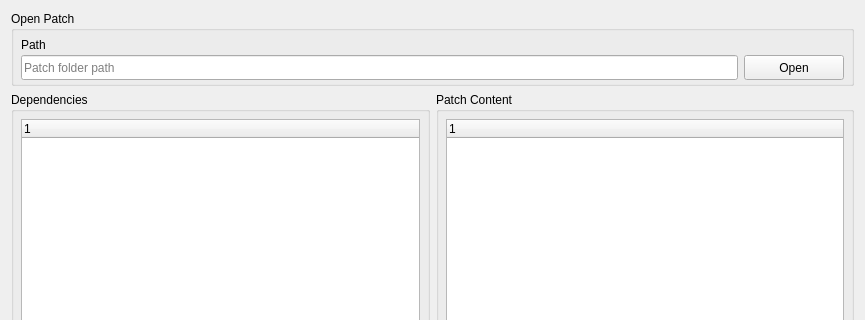
Above: PatcherGui/InstallerWidget.ui from mxprshn/databasePatcherGUI before the change; both pictures show x 0 to 865 and y 0 to 320 of the 865 by 688 pixel window. Below: the same form after it.
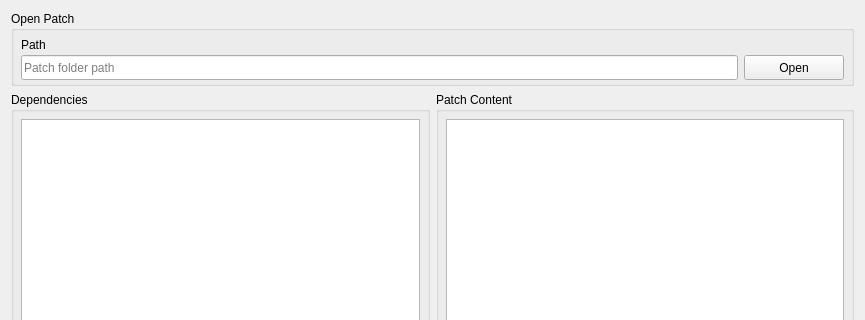
That is the form after the change. Icons and pictures are not drawn. Custom widgets are drawn as their Qt base class.

Commit message: Integrate installer ui

```diff
--- a/PatcherGui/InstallerWidget.ui
+++ b/PatcherGui/InstallerWidget.ui
@@ -121,13 +121,7 @@
        <number>3</number>
       </property>
       <item>
-       <widget class="QTreeWidget" name="treeWidget">
-        <column>
-         <property name="text">
-          <string notr="true">1</string>
-         </property>
-        </column>
-       </widget>
+       <widget class="DependenciesListWidget" name="dependenciesListWidget"/>
       </item>
       <item alignment="Qt::AlignRight">
        <widget class="QPushButton" name="checkButton">
@@ -189,13 +183,7 @@
        <number>3</number>
       </property>
       <item>
-       <widget class="QTreeWidget" name="treeWidget_2">
-        <column>
-         <property name="text">
-          <string notr="true">1</string>
-         </property>
-        </column>
-       </widget>
+       <widget class="PatchListWidget" name="patchListWidget"/>
       </item>
       <item alignment="Qt::AlignRight">
        <widget class="QPushButton" name="installButton">
@@ -238,6 +226,18 @@
   </layout>
  </widget>
  <layoutdefault spacing="6" margin="11"/>
+ <customwidgets>
+  <customwidget>
+   <class>DependenciesListWidget</class>
+   <extends>QListWidget</extends>
+   <header>DependenciesListWidget.h</header>
+  </customwidget>
+  <customwidget>
+   <class>PatchListWidget</class>
+   <extends>QListWidget</extends>
+   <header>PatchListWidget.h</header>
+  </customwidget>
+ </customwidgets>
  <resources>
   <include location="PatcherResources.qrc"/>
  </resources>
```
Left out of the diff: 4 changed lines with no effect on the pictures. The commit also changes 7 other files.
